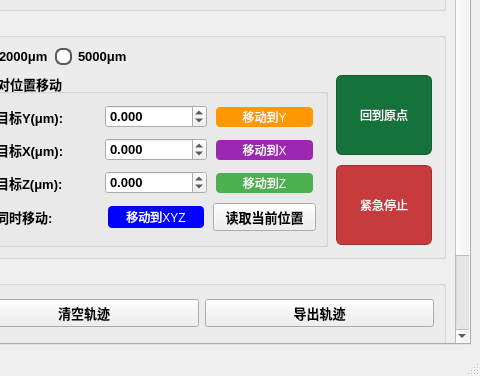
Above: src/ui/MutiCamApp.ui from NicoleKJ9721/MutiCamApp before the change; both pictures show x 534 to 1014 and y 363 to 739 of the 1014 by 739 pixel window. Below: the same form after it.
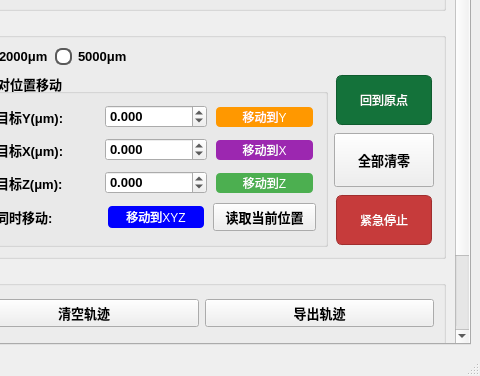
That is the form after the change. The open tabs and pages were chosen to show the change.

Commit message:
✨ feat(stage): 实现载物台全部轴清零功能
- 在载物台控制界面新增“全部清零”按钮 (btnStageZeroAll)。
- 实现全部轴清零逻辑，包括连接、急停、轴运动状态和使能状态检查。
- 连接按钮信号并根据运动控制状态动态启用/禁用该按钮。

What changed in the file:
```diff
--- a/src/ui/MutiCamApp.ui
+++ b/src/ui/MutiCamApp.ui
@@ -5880,6 +5880,25 @@
                      </property>
                     </widget>
                    </item>
+                   <item>
+                    <widget class="QPushButton" name="btnStageZeroAll">
+                     <property name="sizePolicy">
+                      <sizepolicy hsizetype="Fixed" vsizetype="Preferred">
+                       <horstretch>0</horstretch>
+                       <verstretch>0</verstretch>
+                      </sizepolicy>
+                     </property>
+                     <property name="minimumSize">
+                      <size>
+                       <width>100</width>
+                       <height>0</height>
+                      </size>
+                     </property>
+                     <property name="text">
+                      <string>全部清零</string>
+                     </property>
+                    </widget>
+                   </item>
                    <item>
                     <widget class="QPushButton" name="btnStageStop">
                      <property name="sizePolicy">
```
Lines whose indentation alone changed are shown as unchanged. The commit also changes 2 other files.
